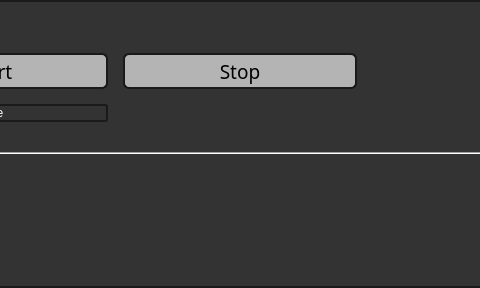
Before: the Qt Designer form multibench/widgets/groupwidget.ui in IlyaZh/Maiman-MCBS, drawn with Qt 5; both pictures show x 137 to 617 and y 0 to 288 of the 1045 by 288 pixel window.
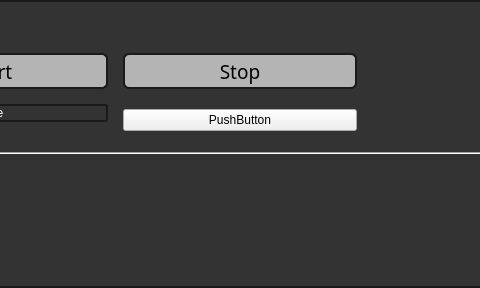
After: the same form once the commit is applied.

```diff
--- a/multibench/widgets/groupwidget.ui
+++ b/multibench/widgets/groupwidget.ui
@@ -208,6 +208,13 @@
      </property>
     </widget>
    </item>
+   <item row="4" column="1">
+    <widget class="QPushButton" name="statusButton">
+     <property name="text">
+      <string>PushButton</string>
+     </property>
+    </widget>
+   </item>
   </layout>
  </widget>
  <resources/>
```
